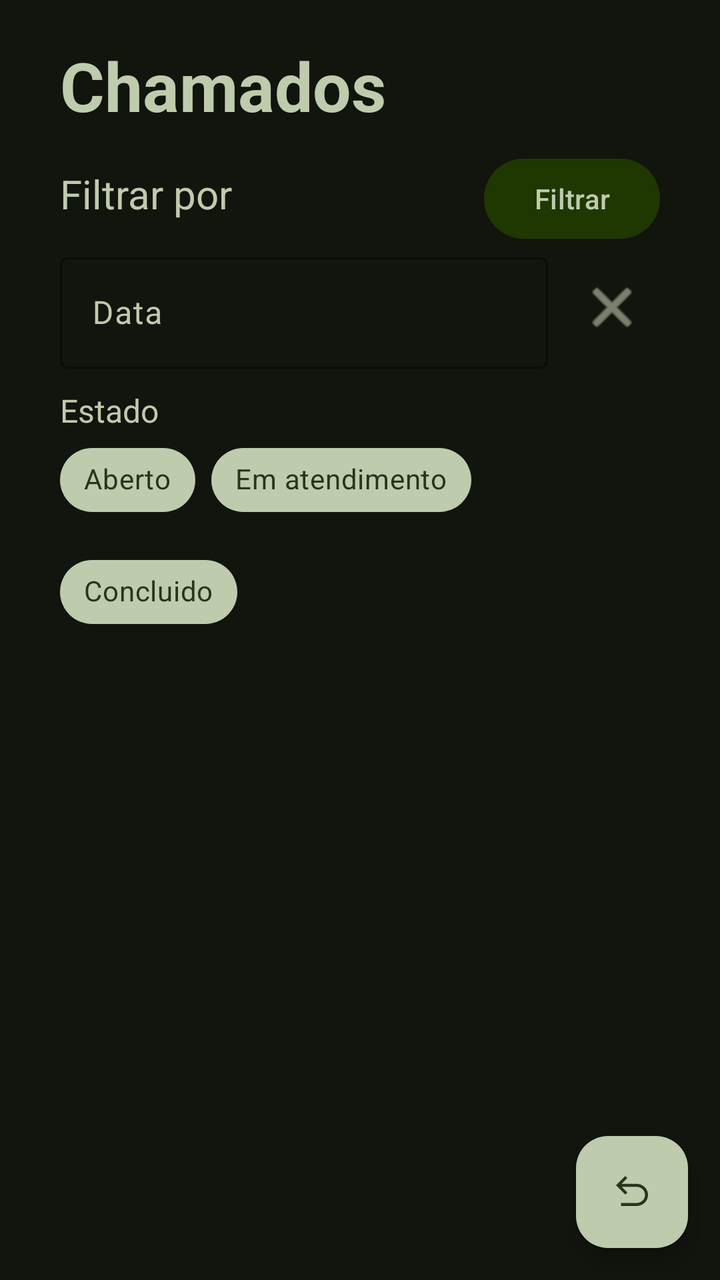
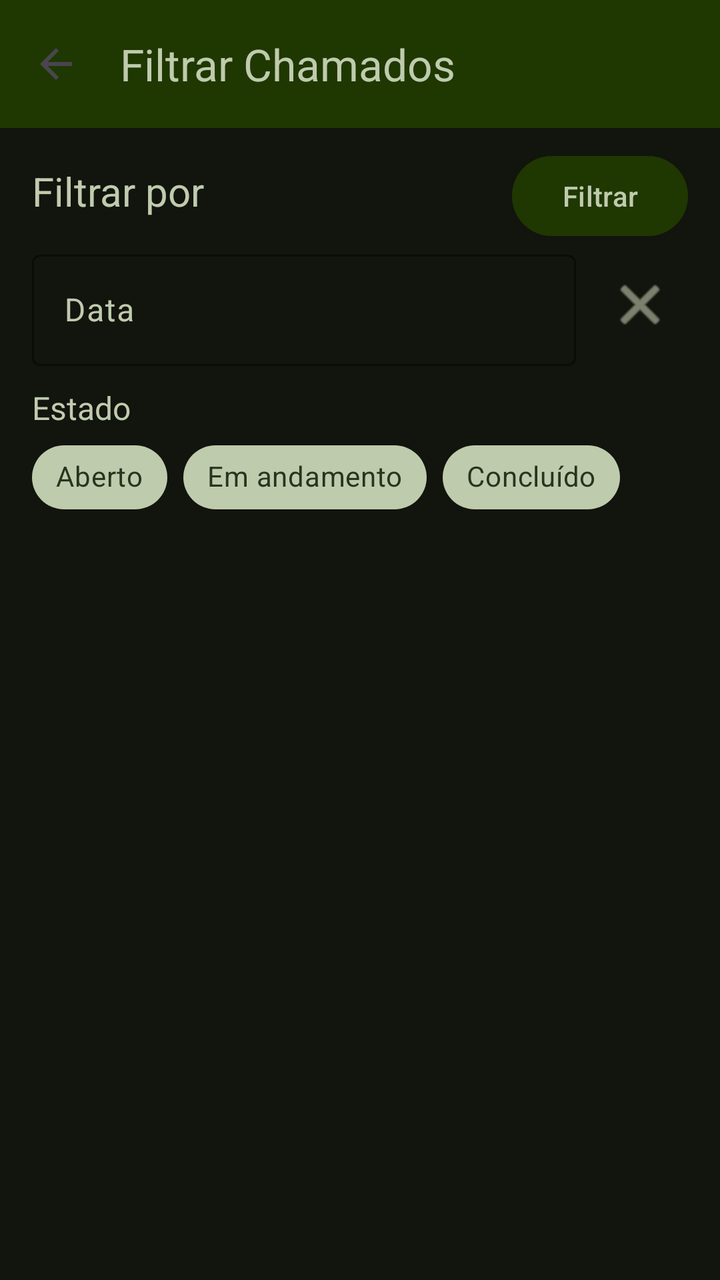

An Android layout rendered at two revisions. The XML below is the earlier revision; the diff shows what the commit changed to produce the second picture.
<!-- AndroidManifest.xml: application theme Theme.TrabalhoPratico1 -->
<!-- res/layout/activity_filtrar_chamados.xml -->
<?xml version="1.0" encoding="utf-8"?>
<FrameLayout xmlns:android="http://schemas.android.com/apk/res/android"
    xmlns:app="http://schemas.android.com/apk/res-auto"
    xmlns:tools="http://schemas.android.com/tools"
    android:id="@+id/main"
    android:layout_width="match_parent"
    android:layout_height="match_parent"
    android:background="@color/superficieDim"
    android:orientation="vertical"
    tools:context=".FiltrarChamados">

    <LinearLayout
        android:layout_width="match_parent"
        android:layout_height="match_parent"
        android:orientation="vertical">

        <TextView
            android:id="@+id/textView3"
            android:layout_width="match_parent"
            android:layout_height="wrap_content"
            android:layout_marginTop="20dp"
            android:paddingLeft="30dp"
            android:text="Chamados"
            android:textColor="@color/verdeSecundaria"
            android:textSize="34sp"
            android:textStyle="bold" />

        <LinearLayout
            android:layout_width="match_parent"
            android:layout_height="wrap_content"
            android:orientation="vertical"
            android:paddingLeft="30dp"
            android:paddingRight="30dp"
            android:paddingTop="10dp">

            <LinearLayout
                android:layout_width="match_parent"
                android:layout_height="wrap_content"
                android:orientation="horizontal">

                <TextView
                    android:id="@+id/textView4"
                    android:layout_width="wrap_content"
                    android:layout_height="wrap_content"
                    android:text="Filtrar por"
                    android:textColor="@color/verdeSecundaria"
                    android:textSize="20sp" />

                <View
                    android:layout_width="0dp"
                    android:layout_height="0dp"
                    android:layout_weight="1" />

                <Button
                    android:id="@+id/btnFiltrar"
                    android:layout_width="wrap_content"
                    android:layout_height="wrap_content"
                    android:text="Filtrar"
                    android:backgroundTint="@color/onVerdePrimaria"
                    android:textColor="@color/verdeSecundaria"/>

            </LinearLayout>

            <LinearLayout
                android:layout_width="match_parent"
                android:layout_height="wrap_content"
                android:orientation="horizontal"
                android:gravity="center_vertical">

                <com.google.android.material.textfield.TextInputLayout
                    android:id="@+id/textInputLayoutDate"
                    android:layout_width="0dp"
                    android:layout_height="wrap_content"
                    android:layout_weight="1"
                    android:textColorHint="@color/verdeSecundaria"
                    app:boxStrokeColor="@color/verdeSecundaria"
                    app:hintTextColor="@color/verdeSecundaria">

                    <com.google.android.material.textfield.TextInputEditText
                        android:id="@+id/editTextDate"
                        android:layout_width="match_parent"
                        android:layout_height="wrap_content"
                        android:hint="Data"
                        android:inputType="none"
                        android:textColor="@color/verdeSecundaria"
                        android:textColorHint="@color/verdeSecundaria" />
                </com.google.android.material.textfield.TextInputLayout>

                <ImageButton
                    android:id="@+id/btnClearDate"
                    android:layout_width="48dp"
                    android:layout_height="48dp"
                    android:layout_marginStart="8dp"
                    android:background="?attr/selectableItemBackgroundBorderless"
                    android:src="@android:drawable/ic_menu_close_clear_cancel"
                    app:tint="@color/verdeSecundaria"
                    android:contentDescription="Limpar data" />

            </LinearLayout>

            <TextView
                android:id="@+id/textView5"
                android:layout_width="match_parent"
                android:layout_height="wrap_content"
                android:layout_marginTop="10dp"
                android:text="Estado"
                android:textColor="@color/verdeSecundaria"
                android:textSize="16sp" />

            <com.google.android.material.chip.ChipGroup
                android:id="@+id/grupoChip3"
                android:layout_width="match_parent"
                android:layout_height="match_parent"
                app:selectionRequired="false"
                app:singleSelection="false">

                <com.google.android.material.chip.Chip
                    android:id="@+id/chip5"
                    style="@style/Widget.MaterialComponents.Chip.Choice"
                    android:layout_width="wrap_content"
                    android:layout_height="wrap_content"
                    android:checkable="true"
                    android:text="Aberto"
                    android:textColor="@color/chip_text_selector"
                    app:chipBackgroundColor="@color/chip_background_selector" />

                <com.google.android.material.chip.Chip
                    android:id="@+id/chip6"
                    style="@style/Widget.MaterialComponents.Chip.Choice"
                    android:layout_width="wrap_content"
                    android:layout_height="wrap_content"
                    android:text="Em atendimento"
                    android:textColor="@color/chip_text_selector"
                    app:chipBackgroundColor="@color/chip_background_selector" />

                <com.google.android.material.chip.Chip
                    android:id="@+id/chip7"
                    style="@style/Widget.MaterialComponents.Chip.Choice"
                    android:layout_width="wrap_content"
                    android:layout_height="wrap_content"
                    android:text="Concluido"
                    android:textColor="@color/chip_text_selector"
                    app:chipBackgroundColor="@color/chip_background_selector" />
            </com.google.android.material.chip.ChipGroup>

        </LinearLayout>

        <androidx.recyclerview.widget.RecyclerView
            android:id="@+id/recyclerView"
            android:layout_width="match_parent"
            android:layout_height="wrap_content" />
    </LinearLayout>

    <com.google.android.material.floatingactionbutton.FloatingActionButton
        android:id="@+id/floatingActionButton"
        android:layout_width="wrap_content"
        android:layout_height="wrap_content"
        android:layout_gravity="end|bottom"
        android:layout_margin="16dp"
        android:clickable="true"
        android:focusable="true"
        app:backgroundTint="@color/verdeSecundaria"
        app:srcCompat="@drawable/undo_48px"
        app:tint="@color/onVerdeSecundaria" />
</FrameLayout>
<!-- resources referenced by this layout -->
<resources>
  <color name="onVerdePrimaria">#1f3701</color>
  <color name="onVerdeSecundaria">#2a331e</color>
  <color name="superficieDim">#12140e</color>
  <color name="verdeSecundaria">#bfcbad</color>
  <!-- drawable undo_48px (drawable) -->
  <vector xmlns:android="http://schemas.android.com/apk/res/android"
      android:width="48dp"
      android:height="48dp"
      android:viewportWidth="960"
      android:viewportHeight="960"
      android:autoMirrored="true">
    <path
        android:fillColor="@color/verdeSecundaria"
        android:pathData="M259,760L259,700L569,700Q639,700 689.5,653.5Q740,607 740,538Q740,469 689.5,422.5Q639,376 569,376L274,376L388,490L346,532L160,346L346,160L388,202L274,316L568,316Q663,316 731.5,380Q800,444 800,538Q800,632 731.5,696Q663,760 568,760L259,760Z"/>
  </vector>
  <style name="Theme.TrabalhoPratico1" parent="Base.Theme.TrabalhoPratico1" />
  <style name="Base.Theme.TrabalhoPratico1" parent="Theme.Material3.DayNight.NoActionBar">
          
          
      </style>
</resources>

<!-- the commit's change to res/layout/activity_filtrar_chamados.xml (unified diff, before → after) -->
@@ -1,5 +1,5 @@
 <?xml version="1.0" encoding="utf-8"?>
-<FrameLayout xmlns:android="http://schemas.android.com/apk/res/android"
+<LinearLayout xmlns:android="http://schemas.android.com/apk/res/android"
     xmlns:app="http://schemas.android.com/apk/res-auto"
     xmlns:tools="http://schemas.android.com/tools"
     android:id="@+id/main"
@@ -9,157 +9,138 @@
     android:orientation="vertical"
     tools:context=".FiltrarChamados">
 
+    <com.google.android.material.appbar.MaterialToolbar
+        android:id="@+id/toolbar"
+        android:layout_width="match_parent"
+        android:layout_height="?attr/actionBarSize"
+        android:background="@color/onVerdePrimaria"
+        app:title="Filtrar Chamados"
+        app:titleTextColor="@color/verdeSecundaria"
+        app:navigationIcon="?attr/homeAsUpIndicator"
+        app:navigationContentDescription="Voltar" />
+
     <LinearLayout
         android:layout_width="match_parent"
-        android:layout_height="match_parent"
-        android:orientation="vertical">
-
-        <TextView
-            android:id="@+id/textView3"
-            android:layout_width="match_parent"
-            android:layout_height="wrap_content"
-            android:layout_marginTop="20dp"
-            android:paddingLeft="30dp"
-            android:text="Chamados"
-            android:textColor="@color/verdeSecundaria"
-            android:textSize="34sp"
-            android:textStyle="bold" />
+        android:layout_height="wrap_content"
+        android:orientation="vertical"
+        android:paddingLeft="16dp"
+        android:paddingRight="16dp"
+        android:paddingTop="10dp">
 
         <LinearLayout
             android:layout_width="match_parent"
             android:layout_height="wrap_content"
-            android:orientation="vertical"
-            android:paddingLeft="30dp"
-            android:paddingRight="30dp"
-            android:paddingTop="10dp">
-
-            <LinearLayout
-                android:layout_width="match_parent"
-                android:layout_height="wrap_content"
-                android:orientation="horizontal">
-
-                <TextView
-                    android:id="@+id/textView4"
-                    android:layout_width="wrap_content"
-                    android:layout_height="wrap_content"
-                    android:text="Filtrar por"
-                    android:textColor="@color/verdeSecundaria"
-                    android:textSize="20sp" />
-
-                <View
-                    android:layout_width="0dp"
-                    android:layout_height="0dp"
-                    android:layout_weight="1" />
-
-                <Button
-                    android:id="@+id/btnFiltrar"
-                    android:layout_width="wrap_content"
-                    android:layout_height="wrap_content"
-                    android:text="Filtrar"
-                    android:backgroundTint="@color/onVerdePrimaria"
-                    android:textColor="@color/verdeSecundaria"/>
-
-            </LinearLayout>
-
-            <LinearLayout
-                android:layout_width="match_parent"
-                android:layout_height="wrap_content"
-                android:orientation="horizontal"
-                android:gravity="center_vertical">
-
-                <com.google.android.material.textfield.TextInputLayout
-                    android:id="@+id/textInputLayoutDate"
-                    android:layout_width="0dp"
-                    android:layout_height="wrap_content"
-                    android:layout_weight="1"
-                    android:textColorHint="@color/verdeSecundaria"
-                    app:boxStrokeColor="@color/verdeSecundaria"
-                    app:hintTextColor="@color/verdeSecundaria">
-
-                    <com.google.android.material.textfield.TextInputEditText
-                        android:id="@+id/editTextDate"
-                        android:layout_width="match_parent"
-                        android:layout_height="wrap_content"
-                        android:hint="Data"
-                        android:inputType="none"
-                        android:textColor="@color/verdeSecundaria"
-                        android:textColorHint="@color/verdeSecundaria" />
-                </com.google.android.material.textfield.TextInputLayout>
-
-                <ImageButton
-                    android:id="@+id/btnClearDate"
-                    android:layout_width="48dp"
-                    android:layout_height="48dp"
-                    android:layout_marginStart="8dp"
-                    android:background="?attr/selectableItemBackgroundBorderless"
-                    android:src="@android:drawable/ic_menu_close_clear_cancel"
-                    app:tint="@color/verdeSecundaria"
-                    android:contentDescription="Limpar data" />
-
-            </LinearLayout>
+            android:orientation="horizontal">
 
             <TextView
-                android:id="@+id/textView5"
-                android:layout_width="match_parent"
+                android:id="@+id/textView4"
+                android:layout_width="wrap_content"
                 android:layout_height="wrap_content"
-                android:layout_marginTop="10dp"
-                android:text="Estado"
+                android:text="Filtrar por"
                 android:textColor="@color/verdeSecundaria"
-                android:textSize="16sp" />
+                android:textSize="20sp" />
 
-            <com.google.android.material.chip.ChipGroup
-                android:id="@+id/grupoChip3"
-                android:layout_width="match_parent"
-                android:layout_height="match_parent"
-                app:selectionRequired="false"
-                app:singleSelection="false">
+            <View
+                android:layout_width="0dp"
+                android:layout_height="0dp"
+                android:layout_weight="1" />
 
-                <com.google.android.material.chip.Chip
-                    android:id="@+id/chip5"
-                    style="@style/Widget.MaterialComponents.Chip.Choice"
-                    android:layout_width="wrap_content"
-                    android:layout_height="wrap_content"
-                    android:checkable="true"
-                    android:text="Aberto"
-                    android:textColor="@color/chip_text_selector"
-                    app:chipBackgroundColor="@color/chip_background_selector" />
-
-                <com.google.android.material.chip.Chip
-                    android:id="@+id/chip6"
-                    style="@style/Widget.MaterialComponents.Chip.Choice"
-                    android:layout_width="wrap_content"
-                    android:layout_height="wrap_content"
-                    android:text="Em atendimento"
-                    android:textColor="@color/chip_text_selector"
-                    app:chipBackgroundColor="@color/chip_background_selector" />
-
-                <com.google.android.material.chip.Chip
-                    android:id="@+id/chip7"
-                    style="@style/Widget.MaterialComponents.Chip.Choice"
-                    android:layout_width="wrap_content"
-                    android:layout_height="wrap_content"
-                    android:text="Concluido"
-                    android:textColor="@color/chip_text_selector"
-                    app:chipBackgroundColor="@color/chip_background_selector" />
-            </com.google.android.material.chip.ChipGroup>
-
+            <Button
+                android:id="@+id/btnFiltrar"
+                android:layout_width="wrap_content"
+                android:layout_height="wrap_content"
+                android:backgroundTint="@color/onVerdePrimaria"
+                android:text="Filtrar"
+                android:textColor="@color/verdeSecundaria" />
         </LinearLayout>
 
-        <androidx.recyclerview.widget.RecyclerView
-            android:id="@+id/recyclerView"
+        <LinearLayout
             android:layout_width="match_parent"
-            android:layout_height="wrap_content" />
+            android:layout_height="wrap_content"
+            android:gravity="center_vertical"
+            android:orientation="horizontal">
+
+            <com.google.android.material.textfield.TextInputLayout
+                android:id="@+id/textInputLayoutDate"
+                android:layout_width="0dp"
+                android:layout_height="wrap_content"
+                android:layout_weight="1"
+                android:textColorHint="@color/verdeSecundaria"
+                app:boxStrokeColor="@color/verdeSecundaria"
+                app:hintTextColor="@color/verdeSecundaria">
+
+                <com.google.android.material.textfield.TextInputEditText
+                    android:id="@+id/editTextDate"
+                    android:layout_width="match_parent"
+                    android:layout_height="wrap_content"
+                    android:hint="Data"
+                    android:inputType="none"
+                    android:textColor="@color/verdeSecundaria"
+                    android:textColorHint="@color/verdeSecundaria" />
+            </com.google.android.material.textfield.TextInputLayout>
+
+            <ImageButton
+                android:id="@+id/btnClearDate"
+                android:layout_width="48dp"
+                android:layout_height="48dp"
+                android:layout_marginStart="8dp"
+                android:background="?attr/selectableItemBackgroundBorderless"
+                android:src="@android:drawable/ic_menu_close_clear_cancel"
+                app:tint="@color/verdeSecundaria"
+                android:contentDescription="Limpar data" />
+        </LinearLayout>
+
+        <TextView
+            android:id="@+id/textView5"
+            android:layout_width="match_parent"
+            android:layout_height="wrap_content"
+            android:layout_marginTop="10dp"
+            android:text="Estado"
+            android:textColor="@color/verdeSecundaria"
+            android:textSize="16sp" />
+
+        <com.google.android.material.chip.ChipGroup
+            android:id="@+id/grupoChip3"
+            android:layout_width="match_parent"
+            android:layout_height="wrap_content"
+            app:selectionRequired="false"
+            app:singleSelection="false">
+
+            <com.google.android.material.chip.Chip
+                android:id="@+id/chip5"
+                style="@style/Widget.MaterialComponents.Chip.Choice"
+                android:layout_width="wrap_content"
+                android:layout_height="wrap_content"
+                android:checkable="true"
+                android:text="Aberto"
+                android:textColor="@color/chip_text_selector"
+                app:chipBackgroundColor="@color/chip_background_selector" />
+
+            <com.google.android.material.chip.Chip
+                android:id="@+id/chip6"
+                style="@style/Widget.MaterialComponents.Chip.Choice"
+                android:layout_width="wrap_content"
+                android:layout_height="wrap_content"
+                android:checkable="true"
+                android:text="Em andamento"
+                android:textColor="@color/chip_text_selector"
+                app:chipBackgroundColor="@color/chip_background_selector" />
+
+            <com.google.android.material.chip.Chip
+                android:id="@+id/chip7"
+                style="@style/Widget.MaterialComponents.Chip.Choice"
+                android:layout_width="wrap_content"
+                android:layout_height="wrap_content"
+                android:checkable="true"
+                android:text="Concluído"
+                android:textColor="@color/chip_text_selector"
+                app:chipBackgroundColor="@color/chip_background_selector" />
+        </com.google.android.material.chip.ChipGroup>
     </LinearLayout>
 
-    <com.google.android.material.floatingactionbutton.FloatingActionButton
-        android:id="@+id/floatingActionButton"
-        android:layout_width="wrap_content"
+    <androidx.recyclerview.widget.RecyclerView
+        android:id="@+id/recyclerView"
+        android:layout_width="match_parent"
         android:layout_height="wrap_content"
-        android:layout_gravity="end|bottom"
-        android:layout_margin="16dp"
-        android:clickable="true"
-        android:focusable="true"
-        app:backgroundTint="@color/verdeSecundaria"
-        app:srcCompat="@drawable/undo_48px"
-        app:tint="@color/onVerdeSecundaria" />
-</FrameLayout>
+        android:layout_marginTop="8dp" />
+</LinearLayout>
<!-- resource entries referenced after the edit -->
@@ -1,20 +1,8 @@
 <!-- resources referenced by this layout -->
 <resources>
   <color name="onVerdePrimaria">#1f3701</color>
-  <color name="onVerdeSecundaria">#2a331e</color>
   <color name="superficieDim">#12140e</color>
   <color name="verdeSecundaria">#bfcbad</color>
-  <!-- drawable undo_48px (drawable) -->
-  <vector xmlns:android="http://schemas.android.com/apk/res/android"
-      android:width="48dp"
-      android:height="48dp"
-      android:viewportWidth="960"
-      android:viewportHeight="960"
-      android:autoMirrored="true">
-    <path
-        android:fillColor="@color/verdeSecundaria"
-        android:pathData="M259,760L259,700L569,700Q639,700 689.5,653.5Q740,607 740,538Q740,469 689.5,422.5Q639,376 569,376L274,376L388,490L346,532L160,346L346,160L388,202L274,316L568,316Q663,316 731.5,380Q800,444 800,538Q800,632 731.5,696Q663,760 568,760L259,760Z"/>
-  </vector>
   <style name="Theme.TrabalhoPratico1" parent="Base.Theme.TrabalhoPratico1" />
   <style name="Base.Theme.TrabalhoPratico1" parent="Theme.Material3.DayNight.NoActionBar">
           
